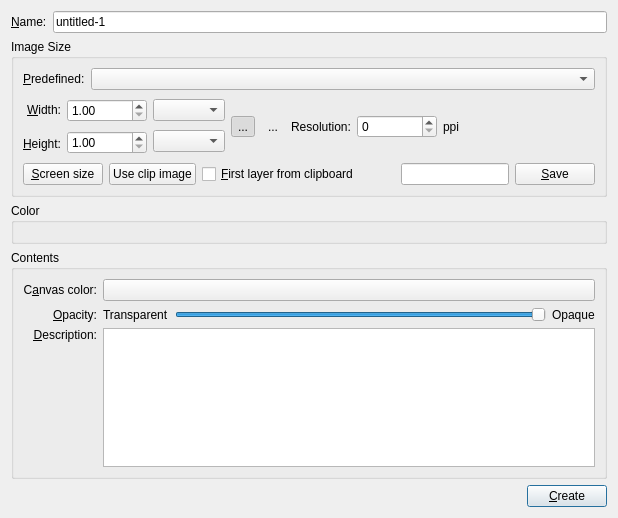
First picture: the form in krita/ui/forms/wdgnewimage.ui, repository KDE/krita, before the edit.
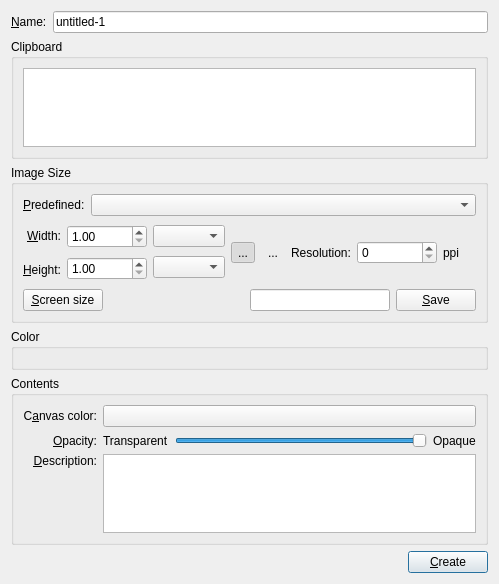
Second picture: the form after the edit. Custom widgets are drawn as their Qt base class.

Commit message:
Move create image from clip to a separate widget
Patch by Matjaž Rous
BUG:187300

Patch:
```diff
--- a/krita/ui/forms/wdgnewimage.ui
+++ b/krita/ui/forms/wdgnewimage.ui
@@ -6,8 +6,8 @@
    <rect>
     <x>0</x>
     <y>0</y>
-    <width>618</width>
-    <height>518</height>
+    <width>499</width>
+    <height>584</height>
    </rect>
   </property>
   <property name="windowTitle">
@@ -35,13 +35,29 @@
      </item>
     </layout>
    </item>
+   <item>
+    <widget class="QGroupBox" name="grpClipboard">
+     <property name="title">
+      <string>Clipboard</string>
+     </property>
+     <layout class="QVBoxLayout" name="verticalLayout_2">
+      <item>
+       <widget class="QGraphicsView" name="clipPreview">
+        <property name="interactive">
+         <bool>false</bool>
+        </property>
+       </widget>
+      </item>
+     </layout>
+    </widget>
+   </item>
    <item>
     <widget class="QGroupBox" name="grpImage">
      <property name="title">
       <string>Image Size</string>
      </property>
      <layout class="QGridLayout" name="gridLayout">
-      <item row="0" column="0">
+      <item row="1" column="0">
        <layout class="QHBoxLayout" name="horizontalLayout">
         <item>
          <widget class="QLabel" name="label_2">
@@ -65,7 +81,7 @@
         </item>
        </layout>
       </item>
-      <item row="1" column="0">
+      <item row="2" column="0">
        <layout class="QHBoxLayout">
         <item>
          <layout class="QVBoxLayout">
@@ -247,7 +263,7 @@
         </item>
        </layout>
       </item>
-      <item row="2" column="0">
+      <item row="3" column="0">
        <layout class="QHBoxLayout" name="horizontalLayout_2">
         <item>
          <widget class="QPushButton" name="bnScreenSize">
@@ -259,20 +275,6 @@
           </property>
          </widget>
         </item>
-        <item>
-         <widget class="QPushButton" name="btnFromClipboard">
-          <property name="text">
-           <string>Use clip image</string>
-          </property>
-         </widget>
-        </item>
-        <item>
-         <widget class="QCheckBox" name="chkFromClipboard">
-          <property name="text">
-           <string>&amp;First layer from clipboard</string>
-          </property>
-         </widget>
-        </item>
         <item>
          <spacer>
           <property name="orientation">
```
The commit also changes 6 other files.
